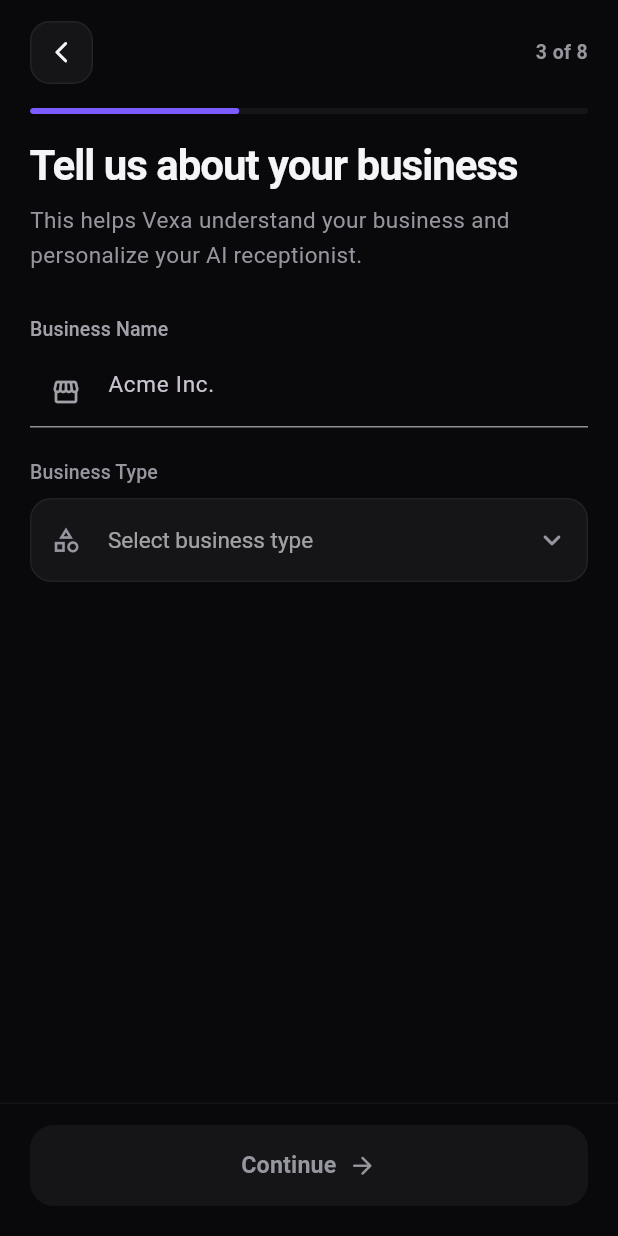
After one commit to rajveerhada09-hue/vexa, a Flutter app: the BusinessInfoScreen screen opened directly, on a phone screen of 412 x 824 dp. The commit adds this screen. Run offline on Flutter 3.47's test engine with Material 3 defaults, Android fonts, the phone set to English and light mode, and no system bars; our stand-ins replace cloud_firestore, firebase_auth, firebase_core, google_sign_in, intl_phone_field; accounts and stored records are empty.

Commit message:
Add business information onboarding screen

```diff
--- /dev/null
+++ b/mobile/lib/features/onboarding/business_info_screen.dart
@@ -0,0 +1,378 @@
+import 'package:flutter/material.dart';
+import 'package:provider/provider.dart';
+
+import 'ai_personality_screen.dart';
+import '../user/providers/user_provider.dart';
+import '../../../../core/widgets/app_text_field.dart';
+
+class BusinessInfoScreen extends StatefulWidget {
+  const BusinessInfoScreen({super.key});
+
+  @override
+  State<BusinessInfoScreen> createState() => _BusinessInfoScreenState();
+}
+
+class _BusinessInfoScreenState extends State<BusinessInfoScreen> {
+  final _formKey = GlobalKey<FormState>();
+  final TextEditingController _businessNameController = TextEditingController();
+  String? _selectedBusinessType;
+  bool _isLoading = false;
+
+  static const Color background = Color(0xFF09090B);
+  static const Color card = Color(0xFF151518);
+  static const Color primary = Color(0xFF7C5CFF);
+  static const Color textPrimary = Color(0xFFF5F5F7);
+  static const Color textSecondary = Color(0xFF96969F);
+
+  static const List<String> _businessTypes = [
+    'Restaurant / Cafe',
+    'Salon / Spa',
+    'Clinic / Healthcare',
+    'Retail Store',
+    'Real Estate',
+    'Professional Services',
+    'Agency / Consulting',
+    'E-commerce',
+    'Education / Training',
+    'Fitness / Gym',
+    'Entertainment / Events',
+    'Hospitality / Travel',
+    'Interior Design / Architecture',
+    'Automotive / Car Dealership',
+    'Coaching / Personal Development',
+    'Non-profit / Charity',
+    'Other',
+  ];
+
+  @override
+  void initState() {
+    super.initState();
+    _businessNameController.addListener(() => setState(() {}));
+  }
+
+  @override
+  void dispose() {
+    _businessNameController.dispose();
+    super.dispose();
+  }
+
+  bool get _canContinue {
+    return _selectedBusinessType != null &&
+        _businessNameController.text.trim().isNotEmpty;
+  }
+
+  Future<void> _continue() async {
+    if (!_formKey.currentState!.validate()) return;
+
+    setState(() => _isLoading = true);
+
+    final userProvider = context.read<UserProvider>();
+
+    final success = await userProvider.saveBusinessInfo(
+      businessName: _businessNameController.text.trim(),
+      businessType: _selectedBusinessType!,
+    );
+
+    if (!mounted) return;
+
+    setState(() => _isLoading = false);
+
+    if (!success) {
+      ScaffoldMessenger.of(context).showSnackBar(
+        SnackBar(
+          content: Text(
+            userProvider.error ?? 'Failed to save business info.',
+          ),
+        ),
+      );
+      return;
+    }
+
+    ScaffoldMessenger.of(context).showSnackBar(
+      const SnackBar(
+        content: Text('Business info saved! Screen 4 coming soon.'),
+      ),
+    );
+  }
+
+  @override
+  Widget build(BuildContext context) {
+    return Scaffold(
+      backgroundColor: background,
+      body: SafeArea(
+        child: Column(
+          children: [
+            _buildHeader(),
+            Expanded(
+              child: SingleChildScrollView(
+                physics: const BouncingScrollPhysics(),
+                padding: const EdgeInsets.fromLTRB(20, 18, 20, 24),
+                child: Form(
+                  key: _formKey,
+                  child: Column(
+                    crossAxisAlignment: CrossAxisAlignment.start,
+                    children: [
+                      _buildTitle(),
+                      const SizedBox(height: 28),
+                      _buildBusinessNameField(),
+                      const SizedBox(height: 20),
+                      _buildBusinessTypeField(),
+                      const SizedBox(height: 24),
+                    ],
+                  ),
+                ),
+              ),
+            ),
+            _buildBottomButton(),
+          ],
+        ),
+      ),
+    );
+  }
+
+  Widget _buildHeader() {
+    return Padding(
+      padding: const EdgeInsets.fromLTRB(20, 14, 20, 0),
+      child: Column(
+        children: [
+          Row(
+            children: [
+              GestureDetector(
+                onTap: () {
+                  Navigator.of(context).pushReplacement(
+                    MaterialPageRoute(
+                      builder: (_) => const AiPersonalityScreen(),
+                    ),
+                  );
+                },
+                child: Container(
+                  width: 42,
+                  height: 42,
+                  decoration: BoxDecoration(
+                    color: card,
+                    borderRadius: BorderRadius.circular(13),
+                    border: Border.all(
+                      color: Colors.white.withOpacity(0.06),
+                    ),
+                  ),
+                  child: const Icon(
+                    Icons.arrow_back_ios_new_rounded,
+                    color: textPrimary,
+                    size: 17,
+                  ),
+                ),
+              ),
+              const Spacer(),
+              const Text(
+                '3 of 8',
+                style: TextStyle(
+                  color: textSecondary,
+                  fontSize: 13,
+                  fontWeight: FontWeight.w600,
+                ),
+              ),
+            ],
+          ),
+          const SizedBox(height: 16),
+          ClipRRect(
+            borderRadius: BorderRadius.circular(10),
+            child: Stack(
+              children: [
+                Container(
+                  height: 4,
+                  width: double.infinity,
+                  color: card,
+                ),
+                FractionallySizedBox(
+                  widthFactor: 0.375,
+                  child: Container(
+                    height: 4,
+                    decoration: BoxDecoration(
+                      color: primary,
+                      borderRadius: BorderRadius.circular(10),
+                    ),
+                  ),
+                ),
+              ],
+            ),
+          ),
+        ],
+      ),
+    );
+  }
+
+  Widget _buildTitle() {
+    return Column(
+      crossAxisAlignment: CrossAxisAlignment.start,
+      children: const [
+        Text(
+          'Tell us about your business',
+          style: TextStyle(
+            color: textPrimary,
+            fontSize: 28,
+            fontWeight: FontWeight.w700,
+            letterSpacing: -0.7,
+            height: 1.15,
+          ),
+        ),
+        SizedBox(height: 10),
+        Text(
+          'This helps Vexa understand your business and personalize your AI receptionist.',
+          style: TextStyle(
+            color: textSecondary,
+            fontSize: 15,
+            height: 1.5,
+          ),
+        ),
+      ],
+    );
+  }
+
+  Widget _buildBusinessNameField() {
+    return AppTextField(
+      controller: _businessNameController,
+      label: 'Business Name',
+      hint: 'Acme Inc.',
+      prefixIcon: Icons.storefront_outlined,
+      textInputAction: TextInputAction.next,
+      validator: (v) {
+        if (v == null || v.trim().isEmpty) {
+          return 'Business name is required';
+        }
+        if (v.trim().length < 2) {
+          return 'Enter a valid business name';
+        }
+        return null;
+      },
+    );
+  }
+
+  Widget _buildBusinessTypeField() {
+    return Column(
+      crossAxisAlignment: CrossAxisAlignment.start,
+      children: [
+        const Text(
+          'Business Type',
+          style: TextStyle(
+            fontSize: 13,
+            fontWeight: FontWeight.w500,
+            letterSpacing: 0.1,
+            color: textSecondary,
+          ),
+        ),
+        const SizedBox(height: 8),
+        DropdownButtonFormField<String>(
+          initialValue: _selectedBusinessType,
+          decoration: InputDecoration(
+            hintText: 'Select business type',
+            prefixIcon: const Icon(
+              Icons.category_outlined,
+              size: 20,
+              color: textSecondary,
+            ),
+            filled: true,
+            fillColor: card,
+            contentPadding: const EdgeInsets.symmetric(horizontal: 16, vertical: 16),
+            border: OutlineInputBorder(
+              borderRadius: BorderRadius.circular(14),
+              borderSide: BorderSide.none,
+            ),
+            enabledBorder: OutlineInputBorder(
+              borderRadius: BorderRadius.circular(14),
+              borderSide: BorderSide(color: Colors.white.withOpacity(0.055)),
+            ),
+            focusedBorder: OutlineInputBorder(
+              borderRadius: BorderRadius.circular(14),
+              borderSide: const BorderSide(color: primary, width: 1.2),
+            ),
+            hintStyle: TextStyle(
+              color: textSecondary.withOpacity(0.55),
+              fontSize: 15,
+            ),
+          ),
+          dropdownColor: card,
+          style: const TextStyle(
+            fontSize: 15,
+            color: textPrimary,
+          ),
+          icon: const Icon(
+            Icons.keyboard_arrow_down_rounded,
+            color: textSecondary,
+          ),
+          items: _businessTypes
+              .map(
+                (type) => DropdownMenuItem(
+                  value: type,
+                  child: Text(type),
+                ),
+              )
+              .toList(),
+          onChanged: (value) {
+            setState(() => _selectedBusinessType = value);
+          },
+          validator: (v) {
+            if (v == null || v.isEmpty) return 'Please select a business type';
+            return null;
+          },
+        ),
+      ],
+    );
+  }
+
+  Widget _buildBottomButton() {
+    return Container(
+      padding: const EdgeInsets.fromLTRB(20, 14, 20, 20),
+      decoration: BoxDecoration(
+        color: background,
+        border: Border(
+          top: BorderSide(
+            color: Colors.white.withOpacity(0.045),
+          ),
+        ),
+      ),
+      child: SizedBox(
+        width: double.infinity,
+        height: 54,
+        child: ElevatedButton(
+          onPressed: _canContinue && !_isLoading ? _continue : null,
+          style: ElevatedButton.styleFrom(
+            backgroundColor: primary,
+            disabledBackgroundColor: card,
+            elevation: 0,
+            shape: RoundedRectangleBorder(
+              borderRadius: BorderRadius.circular(16),
+            ),
+          ),
+          child: _isLoading
+              ? const SizedBox(
+                  width: 22,
+                  height: 22,
+                  child: CircularProgressIndicator(
+                    strokeWidth: 2.2,
+                    color: Colors.white,
+                  ),
+                )
+              : Row(
+                  mainAxisAlignment: MainAxisAlignment.center,
+                  children: [
+                    Text(
+                      'Continue',
+                      style: TextStyle(
+                        color: _canContinue ? Colors.white : textSecondary,
+                        fontSize: 15.5,
+                        fontWeight: FontWeight.w600,
+                      ),
+                    ),
+                    const SizedBox(width: 8),
+                    Icon(
+                      Icons.arrow_forward_rounded,
+                      color: _canContinue ? Colors.white : textSecondary,
+                      size: 19,
+                    ),
+                  ],
+                ),
+        ),
+      ),
+    );
+  }
+}
```
Also changed, not shown: mobile/lib/features/auth/presentation/screens/register_screen.dart (+10 -6 lines), mobile/lib/features/onboarding/ai_personality_screen.dart (+6 -2 lines), mobile/lib/features/user/providers/user_provider.dart (+57 -0 lines), mobile/lib/features/user/repository/user_repository.dart (+55 -5 lines).
